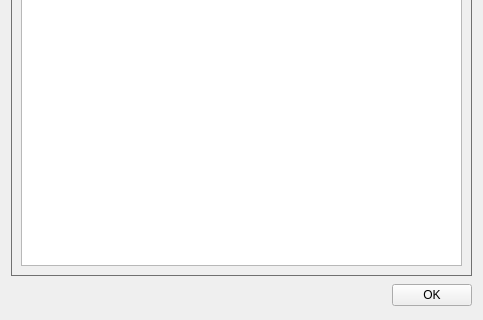
Above: About_Window.ui from qunying/aqemu-old before the change; both pictures show x 0 to 483 and y 225 to 545 of the 483 by 545 pixel window. Below: the same form after it.
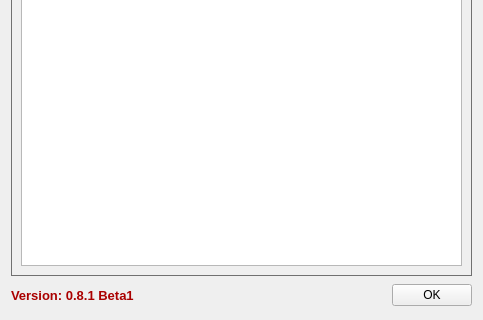
That is the form after the change. The open tabs and pages were chosen to show the change. Icons and pictures are not drawn.

```diff
--- a/About_Window.ui
+++ b/About_Window.ui
@@ -520,7 +520,7 @@
 &lt;table border=&quot;0&quot; style=&quot;-qt-table-type: root; margin-top:4px; margin-bottom:4px; margin-left:4px; margin-right:4px;&quot;&gt;
 &lt;tr&gt;
 &lt;td style=&quot;border: none;&quot;&gt;
-&lt;p style=&quot; margin-top:0px; margin-bottom:0px; margin-left:0px; margin-right:0px; -qt-block-indent:0; text-indent:0px;&quot;&gt;&lt;span style=&quot; font-family:'Nimbus Sans L'; font-weight:600; color:#aa0000;&quot;&gt;   &lt;/span&gt;&lt;/p&gt;&lt;/td&gt;&lt;/tr&gt;&lt;/table&gt;&lt;/body&gt;&lt;/html&gt;</string>
+&lt;p style=&quot; margin-top:0px; margin-bottom:0px; margin-left:0px; margin-right:0px; -qt-block-indent:0; text-indent:0px;&quot;&gt;&lt;span style=&quot; font-family:'Nimbus Sans L'; font-weight:600; color:#aa0000;&quot;&gt;Version: 0.8.1 Beta1&lt;/span&gt;&lt;/p&gt;&lt;/td&gt;&lt;/tr&gt;&lt;/table&gt;&lt;/body&gt;&lt;/html&gt;</string>
        </property>
       </widget>
      </item>
```
Left out of the diff: 2 changed lines with no effect on the pictures.
